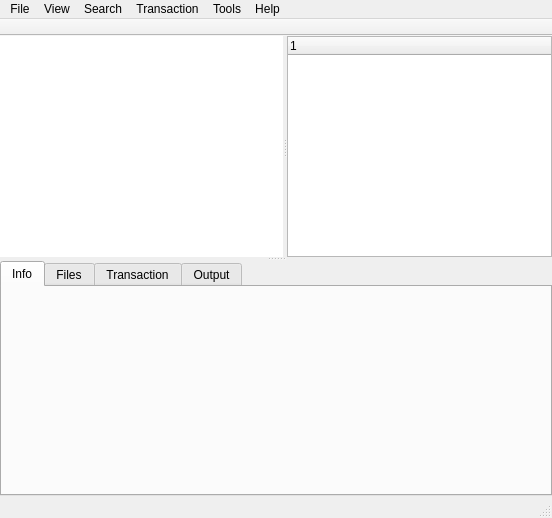
Qt form ui/mainwindow.ui (aarnt/octopi) before a commit.
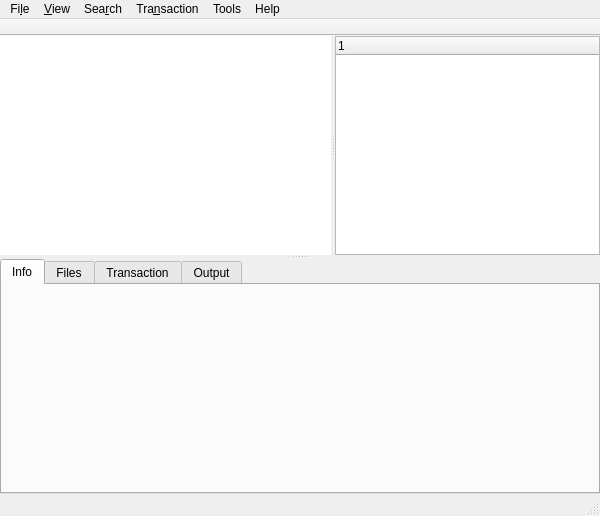
The same form after that commit. Icons and pictures are not drawn.

```diff
--- a/ui/mainwindow.ui
+++ b/ui/mainwindow.ui
@@ -6,8 +6,8 @@
    <rect>
     <x>0</x>
     <y>0</y>
-    <width>552</width>
-    <height>518</height>
+    <width>600</width>
+    <height>516</height>
    </rect>
   </property>
   <property name="windowTitle">
@@ -135,8 +135,8 @@
     <rect>
      <x>0</x>
      <y>0</y>
-     <width>552</width>
-     <height>19</height>
+     <width>600</width>
+     <height>24</height>
     </rect>
    </property>
    <property name="contextMenuPolicy">
@@ -152,7 +152,7 @@
    </widget>
    <widget class="QMenu" name="menuView">
     <property name="title">
-     <string>View</string>
+     <string>&amp;View</string>
     </property>
     <addaction name="actionViewAllPackages"/>
     <addaction name="actionViewInstalledPackages"/>
@@ -161,14 +161,14 @@
    </widget>
    <widget class="QMenu" name="menuTransaction">
     <property name="title">
-     <string>Transaction</string>
+     <string>Tra&amp;nsaction</string>
     </property>
     <addaction name="actionCommit"/>
     <addaction name="actionCancel"/>
    </widget>
    <widget class="QMenu" name="menuFile">
     <property name="title">
-     <string>File</string>
+     <string>Fi&amp;le</string>
     </property>
     <addaction name="actionGetNews"/>
     <addaction name="actionSyncPackages"/>
@@ -181,7 +181,7 @@
    </widget>
    <widget class="QMenu" name="menuSearch">
     <property name="title">
-     <string>Search</string>
+     <string>Sea&amp;rch</string>
     </property>
     <addaction name="actionSearchByName"/>
     <addaction name="actionSearchByDescription"/>
```
Left out of the diff: 36 changed lines with no effect on the pictures.
